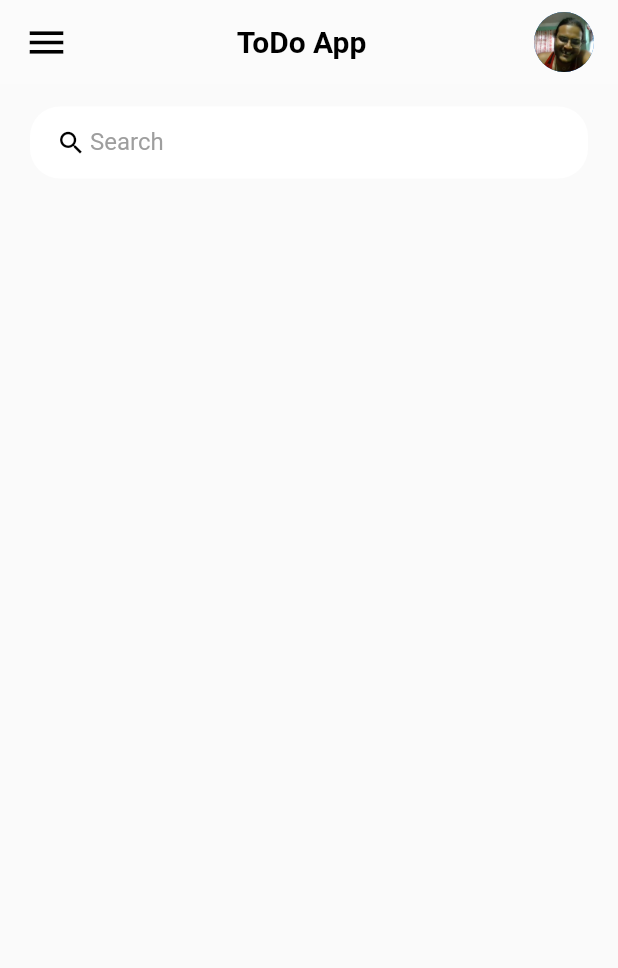
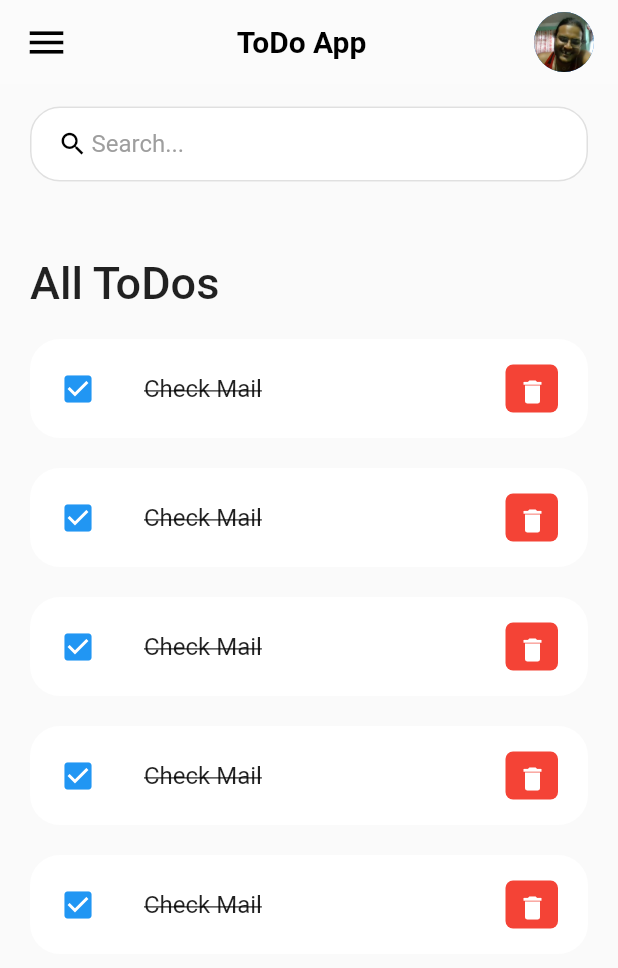
Before and after one commit to DibashThapa10/todo_app, a Flutter app: the screen it shows after launch, on a phone screen of 412 x 824 dp. Shown: the top 968 px of the screen. Run offline on Flutter 3.47's test engine with Material 2 defaults, Android fonts, the phone set to English and light mode, and no system bars.

Commit message:
create todo item

```diff
--- a/lib/home_page/home_page.dart
+++ b/lib/home_page/home_page.dart
@@ -1,4 +1,7 @@
 import 'package:flutter/material.dart';
+import 'package:todo_app/widget/todo_list.dart';
+
+import '../widget/new_widget.dart';
 
 class HomePage extends StatelessWidget {
   const HomePage({Key? key}) : super(key: key);
@@ -34,42 +37,30 @@ class HomePage extends StatelessWidget {
       body: Container(
         padding: const EdgeInsets.symmetric(horizontal: 20, vertical: 15),
         child: Column(
-          children: const [SearchBox(),
-
+          children: [
+            const SearchBox(),
+            Expanded(
+              child: ListView(
+                children: [
+                  Container(
+                    margin: const EdgeInsets.only(top: 50, bottom: 20),
+                    child: const Text(
+                      "All ToDos",
+                      style:
+                          TextStyle(fontSize: 30, fontWeight: FontWeight.w500),
+                    ),
+                  ),
+                  const ToDoItem(),
+                  const ToDoItem(),
+                  const ToDoItem(),
+                  const ToDoItem(),
+                  const ToDoItem(),
+                ],
+              ),
+            ),
           ],
         ),
       ),
     );
   }
 }
-
-class SearchBox extends StatelessWidget {
-  const SearchBox({
-    Key? key,
-  }) : super(key: key);
-
-  @override
-  Widget build(BuildContext context) {
-    return Container(
-      padding: const EdgeInsets.symmetric(horizontal: 15),
-      decoration: BoxDecoration(
-        color: Colors.white,
-        borderRadius: BorderRadius.circular(20),
-      ),
-      child: const TextField(
-        decoration: InputDecoration(
-          contentPadding: EdgeInsets.all(0),
-          prefixIcon: Icon(
-            Icons.search,
-            color: Colors.black,
-            size: 20,
-          ),
-          prefixIconConstraints: BoxConstraints(maxHeight: 20, minWidth: 25),
-          border: InputBorder.none,
-          hintText: "Search",
-          hintStyle: TextStyle(color: Colors.grey),
-        ),
-      ),
-    );
-  }
-}
--- /dev/null
+++ b/lib/model/todo.dart
@@ -0,0 +1,11 @@
+class ToDO {
+  final String id;
+  final String todotext;
+  final bool isdone;
+
+  ToDO({
+    required this.id,required this.todotext,this.isdone=false,
+  });
+
+
+}
--- /dev/null
+++ b/lib/widget/new_widget.dart
@@ -0,0 +1,32 @@
+import 'package:flutter/material.dart';
+
+class SearchBox extends StatelessWidget {
+  const SearchBox({
+    Key? key,
+  }) : super(key: key);
+
+  @override
+  Widget build(BuildContext context) {
+    return Container(
+      padding: const EdgeInsets.symmetric(horizontal: 15),
+      decoration: BoxDecoration(
+          color: Colors.white,
+          borderRadius: BorderRadius.circular(20),
+          border: Border.all(color: Colors.black12)),
+      child: const TextField(
+        decoration: InputDecoration(
+          contentPadding: EdgeInsets.all(0),
+          prefixIcon: Icon(
+            Icons.search,
+            color: Colors.black,
+            size: 20,
+          ),
+          prefixIconConstraints: BoxConstraints(maxHeight: 20, minWidth: 25),
+          border: InputBorder.none,
+          hintText: "Search...",
+          hintStyle: TextStyle(color: Colors.grey),
+        ),
+      ),
+    );
+  }
+}
--- /dev/null
+++ b/lib/widget/todo_list.dart
@@ -0,0 +1,46 @@
+import 'package:flutter/material.dart';
+
+class ToDoItem extends StatelessWidget {
+  const ToDoItem({Key? key}) : super(key: key);
+
+  @override
+  Widget build(BuildContext context) {
+    return Container(
+      margin: const EdgeInsets.only(bottom: 20),
+      child: ListTile(
+        onTap: () {},
+        shape: RoundedRectangleBorder(
+          borderRadius: BorderRadius.circular(20),
+        ),
+        contentPadding: const EdgeInsets.symmetric(horizontal: 20, vertical: 5),
+        tileColor: Colors.white,
+        leading: const Icon(
+          Icons.check_box,
+          color: Colors.blue,
+        ),
+        title: const Text(
+          "Check Mail",
+          style: TextStyle(
+            fontSize: 16,
+            color: Colors.black87,
+            decoration: TextDecoration.lineThrough,
+          ),
+        ),
+        trailing: Container(
+          padding: const EdgeInsets.all(0),
+          margin: const EdgeInsets.symmetric(vertical: 12),
+          height: 40,
+          width: 35,
+          decoration: BoxDecoration(
+              color: Colors.red, borderRadius: BorderRadius.circular(5)),
+          child: IconButton(
+            onPressed: () {},
+            color: Colors.white,
+            iconSize: 20,
+            icon: const Icon(Icons.delete),
+          ),
+        ),
+      ),
+    );
+  }
+}
```
